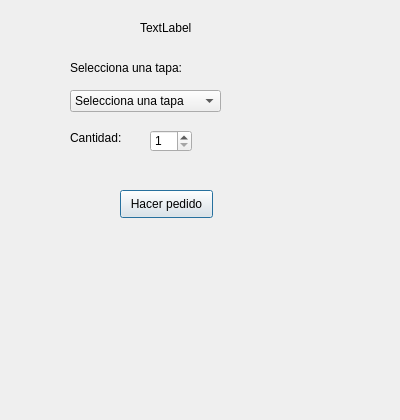
Above: interfaces/cliente.ui from aiglep02/gestion-tapas-leon before the change. Below: the same form after it.
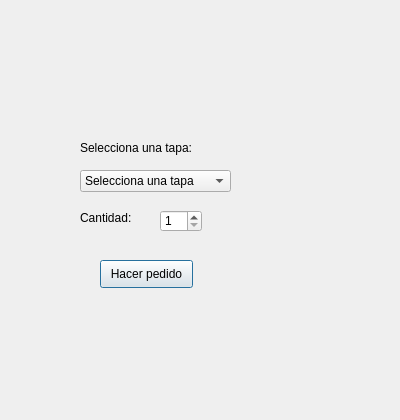
That is the form after the change. Icons and pictures are not drawn.

```diff
--- a/interfaces/cliente.ui
+++ b/interfaces/cliente.ui
@@ -16,8 +16,8 @@
   <widget class="QComboBox" name="comboBox">
    <property name="geometry">
     <rect>
-     <x>70</x>
-     <y>90</y>
+     <x>80</x>
+     <y>170</y>
      <width>151</width>
      <height>22</height>
     </rect>
@@ -31,8 +31,8 @@
   <widget class="QSpinBox" name="spinCantidad">
    <property name="geometry">
     <rect>
-     <x>150</x>
-     <y>130</y>
+     <x>160</x>
+     <y>210</y>
      <width>42</width>
      <height>22</height>
     </rect>
@@ -47,8 +47,8 @@
   <widget class="QPushButton" name="pushButton">
    <property name="geometry">
     <rect>
-     <x>120</x>
-     <y>190</y>
+     <x>100</x>
+     <y>260</y>
      <width>93</width>
      <height>28</height>
     </rect>
@@ -60,21 +60,27 @@
   <widget class="QLabel" name="label">
    <property name="geometry">
     <rect>
-     <x>140</x>
-     <y>20</y>
-     <width>55</width>
-     <height>16</height>
+     <x>80</x>
+     <y>10</y>
+     <width>131</width>
+     <height>121</height>
     </rect>
    </property>
    <property name="text">
-    <string>TextLabel</string>
+    <string/>
+   </property>
+   <property name="pixmap">
+    <pixmap>logoGestionTapas.jpg</pixmap>
+   </property>
+   <property name="scaledContents">
+    <bool>true</bool>
    </property>
   </widget>
   <widget class="QLabel" name="label_2">
    <property name="geometry">
     <rect>
-     <x>70</x>
-     <y>60</y>
+     <x>80</x>
+     <y>140</y>
      <width>151</width>
      <height>16</height>
     </rect>
@@ -86,8 +92,8 @@
   <widget class="QLabel" name="label_3">
    <property name="geometry">
     <rect>
-     <x>70</x>
-     <y>130</y>
+     <x>80</x>
+     <y>210</y>
      <width>81</width>
      <height>16</height>
     </rect>
```
